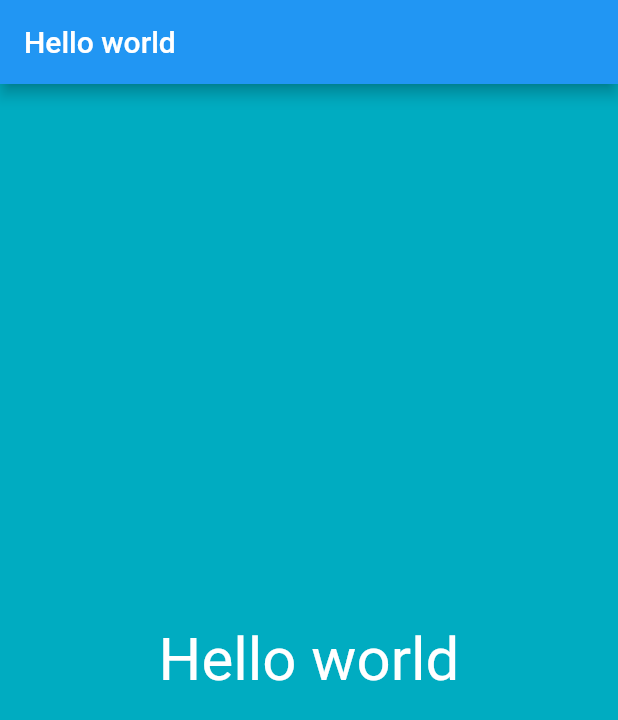
After one commit to MHNahib/flutter-hello-world-project, a Flutter app: the screen it shows after launch, on a phone screen of 412 x 824 dp. The commit adds this screen. Shown: the top 720 px of the screen. Run offline on Flutter 3.47's test engine with Material 2 defaults, Android fonts, the phone set to English and light mode, and no system bars.

Commit message:
Added new screen, removed debug mode

```diff
--- /dev/null
+++ b/lib/app_screens/first_screen.dart
@@ -0,0 +1,18 @@
+import 'package:flutter/material.dart';
+
+class FirstScreen extends StatelessWidget {
+  @override
+  Widget build(BuildContext context) {
+    // TODO: implement build
+    return Material(
+      color: Colors.cyan[600],
+      child: Center(
+        child: Text(
+          "Hello world",
+          textDirection: TextDirection.ltr,
+          style: TextStyle(color: Colors.white, fontSize: 40.0),
+        ),
+      ),
+    );
+  }
+}
--- a/lib/main.dart
+++ b/lib/main.dart
@@ -1,4 +1,5 @@
 import 'package:flutter/material.dart';
+import 'package:hello_world/app_screens/first_screen.dart';
 
 void main() {
   runApp(new MyApp());
@@ -8,21 +9,12 @@ class MyApp extends StatelessWidget {
   @override
   Widget build(BuildContext context) {
     return MaterialApp(
+        debugShowCheckedModeBanner: false,
         title: "Hello World",
         home: Scaffold(
-          appBar: AppBar(
-            title: Text("Hello world"),
-          ),
-          body: Material(
-            color: Colors.cyan[600],
-            child: Center(
-              child: Text(
-                "Hello world",
-                textDirection: TextDirection.ltr,
-                style: TextStyle(color: Colors.white, fontSize: 40.0),
-              ),
+            appBar: AppBar(
+              title: Text("Hello world"),
             ),
-          ),
-        ));
+            body: FirstScreen()));
   }
 }
```
